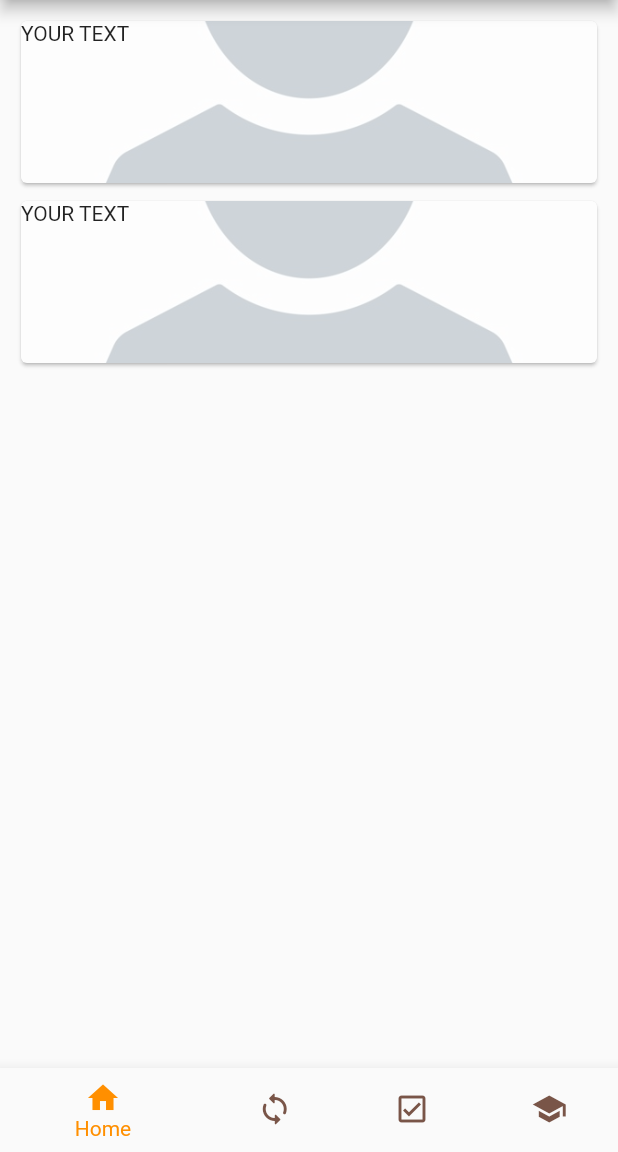
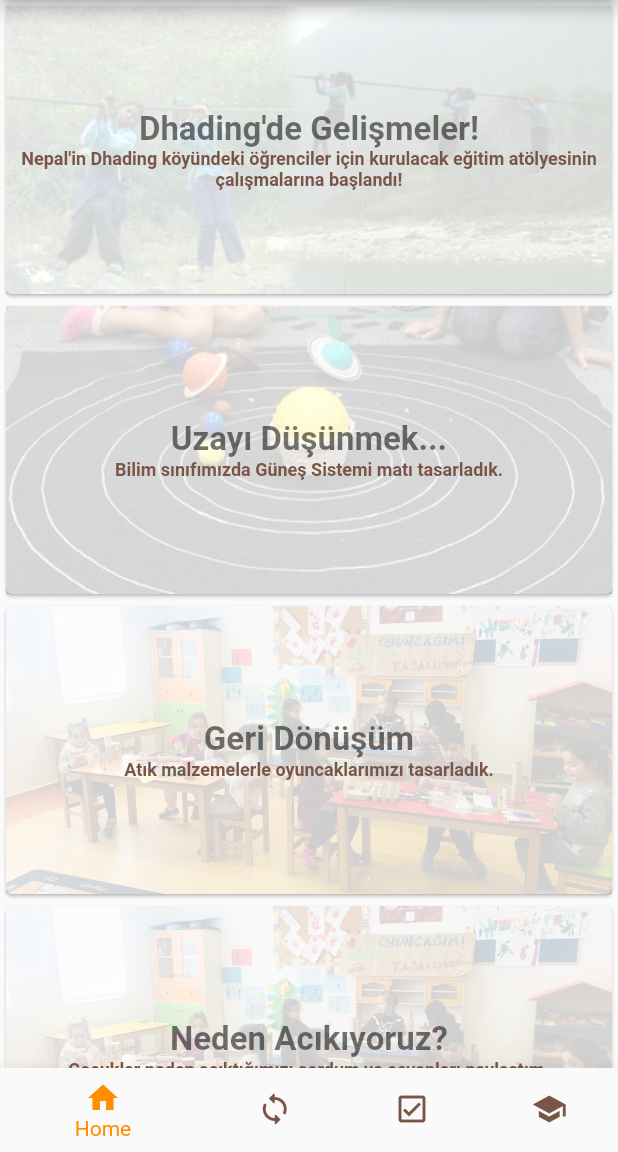
Before and after one commit to mehmedakif/kozmikpuding, a Flutter app: the screen it shows after launch, on a phone screen of 412 x 824 dp, the part 84-1236 px from its top. Run offline on Flutter 3.47's test engine with Material 2 defaults, Android fonts, the light colour scheme and no system bars; our stand-ins replace cloud_firestore, firebase_core; accounts and stored records are empty.

Commit message:
Home page edited. Some icons added. Readme file updated.

```diff
--- a/lib/Views/Screens/ConnectPage.dart
+++ b/lib/Views/Screens/ConnectPage.dart
@@ -14,10 +14,9 @@ class ConnectPage extends StatelessWidget{
         Column(
           children:
           [
-            //GetTeacherInfo('TpaymB2ujRKn32c1IqbG'),
             TeacherBox("Rumeysa","Teacher",100,"assets/person.jpg"),
-            TeacherBox("Aysegul","Professor",100,"assets/person.jpg"),
-            TeacherBox("Akif","Scientist",100,"assets/person.jpg"),
+            TeacherBox("Aysegul","Professor",100,"assets/hero.png"),
+            TeacherBox("Akif","Scientist",100,"assets/angel.png"),
 
           ],
         ),
--- a/lib/Views/Screens/HomePage.dart
+++ b/lib/Views/Screens/HomePage.dart
@@ -7,18 +7,36 @@ class HomePage extends StatelessWidget {
   Widget build(BuildContext context) {
     return
       ListView(
-            padding: const EdgeInsets.all(8),
+            padding: const EdgeInsets.all(0),
             children: <Widget>[
               GestureDetector(
                 onTap: () { _navigateToNextScreen(context);},
                 child: Container(child:
-                StoryBox("title", "description", 88, "assets/person.jpg","s"),
+                StoryBox("Dhading'de Gelişmeler!", "Nepal'in Dhading köyündeki öğrenciler için kurulacak eğitim atölyesinin çalışmalarına başlandı!", 88, "assets/nepal.jpeg","s"),
                 ),
               ),
               GestureDetector(
                 onTap: () { print("Container 2 was tapped"); },
                 child: Container(child:
-                StoryBox("title", "description", 88, "assets/person.jpg","s"),
+                StoryBox("Uzayı Düşünmek...", "Bilim sınıfımızda Güneş Sistemi matı tasarladık.", 88, "assets/sun.jpg","s"),
+                ),
+              ),
+              GestureDetector(
+                onTap: () { print("Container 2 was tapped"); },
+                child: Container(child:
+                StoryBox("Geri Dönüşüm", "Atık malzemelerle oyuncaklarımızı tasarladık.", 88, "assets/oyuncak.jpeg","s"),
+                ),
+              ),
+              GestureDetector(
+                onTap: () { print("Container 2 was tapped"); },
+                child: Container(child:
+                StoryBox("Neden Acıkıyoruz?", "Çocuklar neden acıktığımızı sordum ve cevapları paylaştım.", 88, "assets/oyuncak.jpeg","s"),
+                ),
+              ),
+              GestureDetector(
+                onTap: () { print("Container 2 was tapped"); },
+                child: Container(child:
+                StoryBox("Montessori Yönergeleri?", "KATIL!", 88, "assets/montessori.jpg","s"),
                 ),
               ),
             ],
--- a/lib/Views/Widgets/StoryBox.dart
+++ b/lib/Views/Widgets/StoryBox.dart
@@ -12,18 +12,38 @@ class StoryBox extends StatelessWidget {
 
   Widget build(BuildContext context) {
     return Container(
-      padding: EdgeInsets.all(2),
-      height: 120,
+      padding: EdgeInsets.all(0),
+      height: 200,
       child: Card(
         child: Container(
-          child: new Text("YOUR TEXT"),
+          child: Column(
+            mainAxisAlignment: MainAxisAlignment.center,
+            children: <Widget>[
+              Text(this.title,
+                  style: TextStyle(
+                color: Colors.black54,
+                  fontSize: 22,
+                  fontWeight:
+                  FontWeight.bold)
+              ),
+              Text(this.description,
+                  textAlign: TextAlign.center,
+                  style: TextStyle(
+                  color: Colors.brown,
+                  fontSize: 12,
+                  fontWeight:
+                  FontWeight.bold)
+              ),
+            ],
+          ),
+
           decoration: new BoxDecoration(
             image: new DecorationImage(
               fit: BoxFit.cover,
               colorFilter: new ColorFilter.mode(
                   Colors.black.withOpacity(0.2), BlendMode.dstATop),
               image: new AssetImage(
-                'assets/person.jpg',
+                this.image,
               ),
             ),
           ),
--- a/lib/Views/Widgets/TaskBox.dart
+++ b/lib/Views/Widgets/TaskBox.dart
@@ -16,12 +16,14 @@ class TaskBox extends StatelessWidget {
           new Image.asset(image, width: 50.0, height: 50.0), Expanded(
               child:
               Container(
-                  padding: EdgeInsets.all(0), child: Column(
+                  padding: EdgeInsets.all(0), child:
+              Column(
                   mainAxisAlignment: MainAxisAlignment.spaceEvenly,
                   children: <Widget>[
                     Text(this.name, style: TextStyle(
                         fontWeight:
-                          FontWeight.bold)), Text(this.description),
+                          FontWeight.bold)),
+                    Text(this.description),
                     Text("Points: " + this.points.toString()),
                 ],
               )
--- a/lib/Views/Widgets/TeacherBox.dart
+++ b/lib/Views/Widgets/TeacherBox.dart
@@ -12,7 +12,7 @@ class TeacherBox extends StatelessWidget {
         padding: EdgeInsets.all(0), height: 120,  child: Card(
         child: Row(
             mainAxisAlignment: MainAxisAlignment.spaceEvenly, children: <Widget>[
-          new Image.asset(image, width: 100.0, height: 100.0), Expanded(
+          new Image.asset(this.image, width: 100.0, height: 100.0), Expanded(
               child: Container(
                   padding: EdgeInsets.all(0), child: Column(
                 mainAxisAlignment: MainAxisAlignment.spaceEvenly,
```
Also changed, not shown: lib/Views/Screens/SchoolPage.dart (+65 -54 lines), pubspec.yaml (+11 -0 lines), assets/angel.png (added), assets/bahce.jpg (added), assets/feedback.png (added), assets/hero.png (added), assets/insight.jpg (added), assets/montessori.jpg (added), assets/nepal.jpeg (added), assets/oyuncak.jpeg (added), assets/project.png (added), assets/request.jpg (added), assets/sun.jpg (added), 1 other file.
